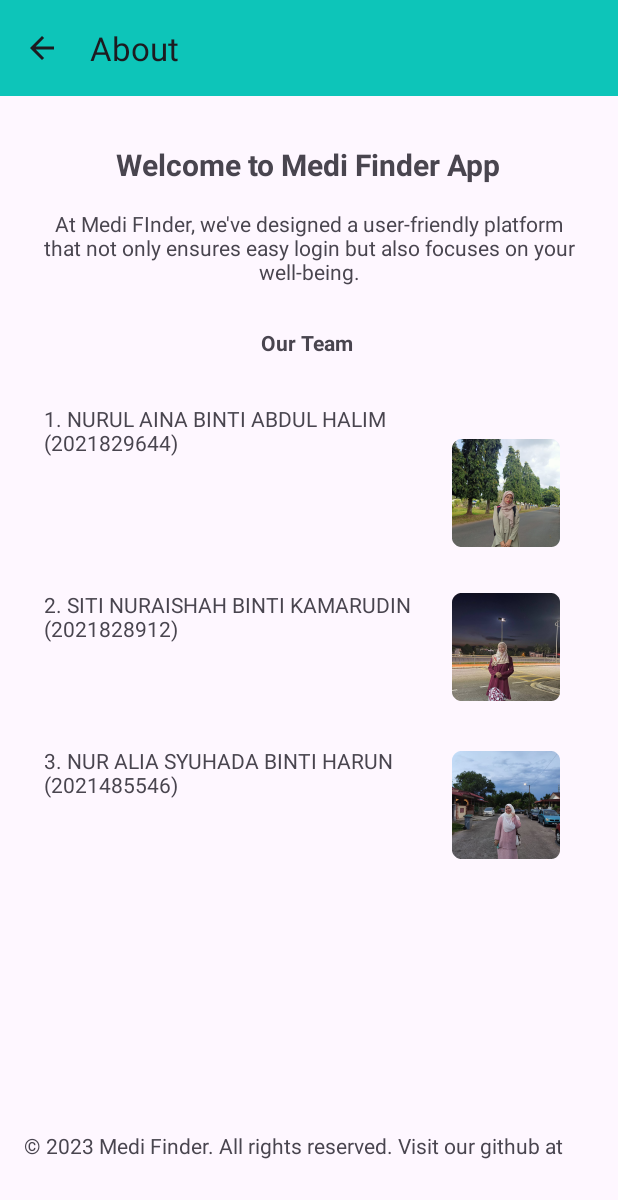
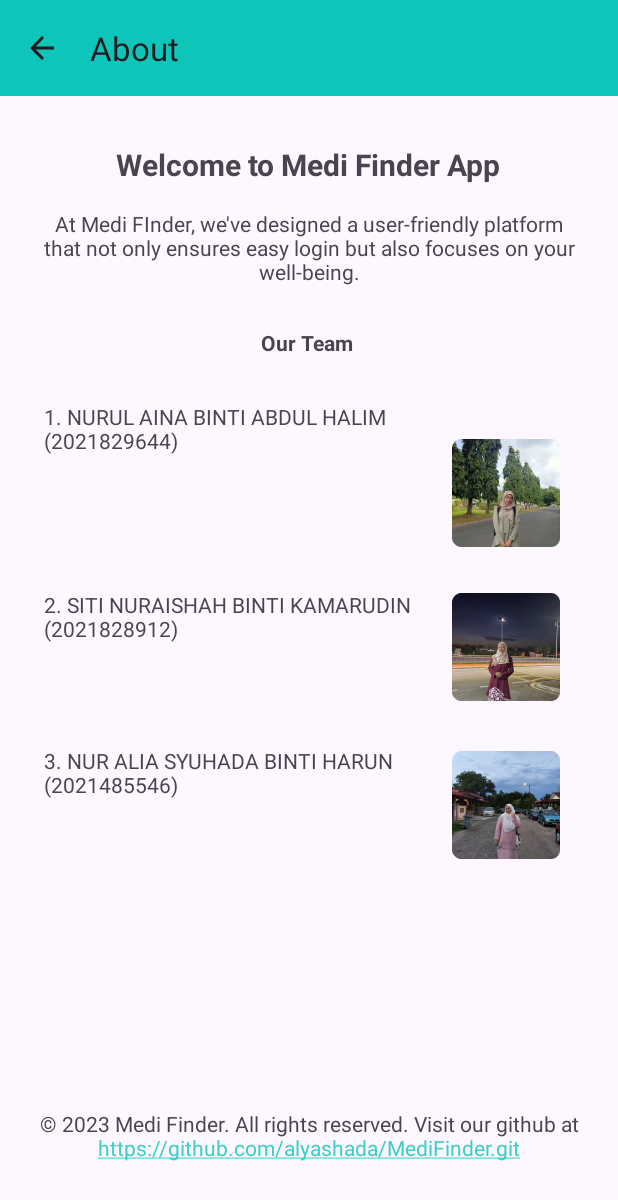
Before and after one commit to alyashada/MediFinder, an Android app: the About screen opened directly, with no data from a screen before it, on a phone screen of 412 x 824 dp. Shown: the top 1200 px of the screen. Run offline under Robolectric (Android 15) with nearby library versions, the phone set to English and light mode, and no system bars.

Commit message:
Finished Group Project

```diff
--- a/app/src/main/java/com/example/project_gp/MainActivity.java
+++ b/app/src/main/java/com/example/project_gp/MainActivity.java
@@ -201,7 +201,7 @@ public class MainActivity extends AppCompatActivity {
             // You can implement the share functionality here
             Intent shareIntent = new Intent(Intent.ACTION_SEND);
             shareIntent.setType("text/plain");
-            shareIntent.putExtra(Intent.EXTRA_TEXT, "Visit Our Github Link: ");
+            shareIntent.putExtra(Intent.EXTRA_TEXT, "Visit Our Github Link: https://github.com/alyashada/MediFinder.git");
             startActivity(Intent.createChooser(shareIntent, "Share using"));
             return true;
         } else {
@@ -215,6 +215,7 @@ public class MainActivity extends AppCompatActivity {
 
         // Create a map to store location details
         Map<String, Object> locationData = new HashMap<>();
+        locationData.put("username", username);
         locationData.put("address", address);
         locationData.put("latitude", latitude);
         locationData.put("longitude", longitude);
--- a/app/src/main/res/layout/activity_about.xml
+++ b/app/src/main/res/layout/activity_about.xml
@@ -59,7 +59,10 @@
         android:layout_marginTop="16dp"
         android:layout_marginEnd="16dp"
         android:layout_marginBottom="16dp"
-        android:text="© 2023 Medi Finder. All rights reserved. Visit our github at "
+        android:autoLink="web"
+        android:linksClickable="true"
+        android:text="© 2023 Medi Finder. All rights reserved. Visit our github at https://github.com/alyashada/MediFinder.git"
+        android:textAlignment="center"
         app:layout_constraintBottom_toBottomOf="parent"
         app:layout_constraintEnd_toEndOf="parent"
         app:layout_constraintHorizontal_bias="0.0"
```
